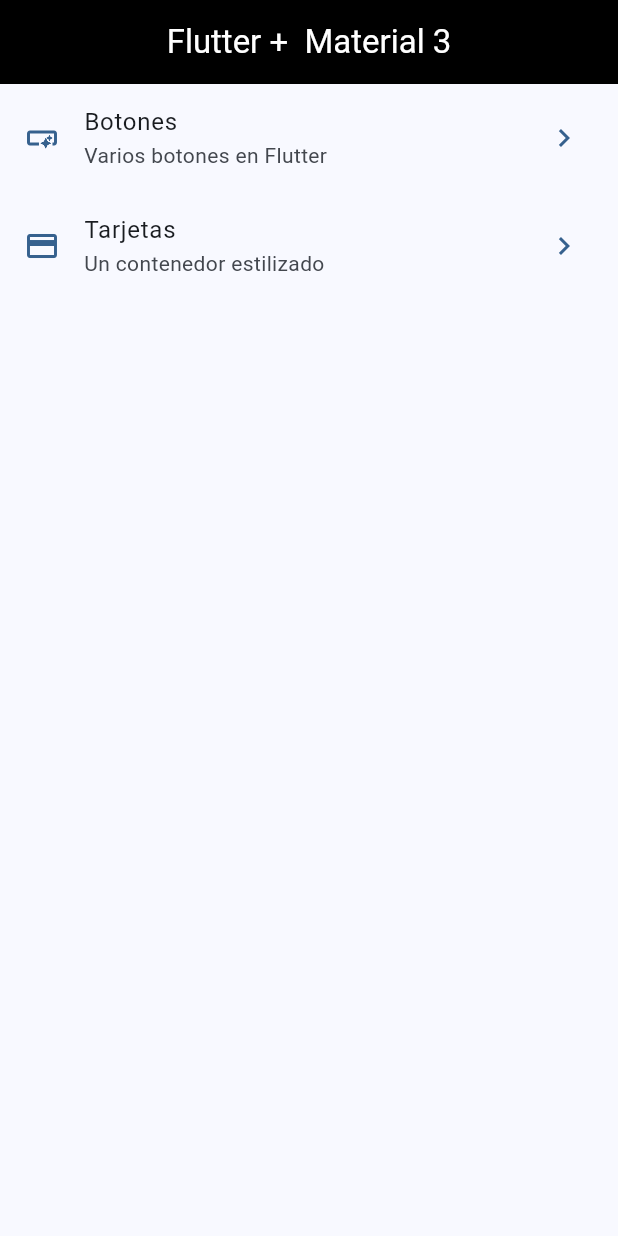
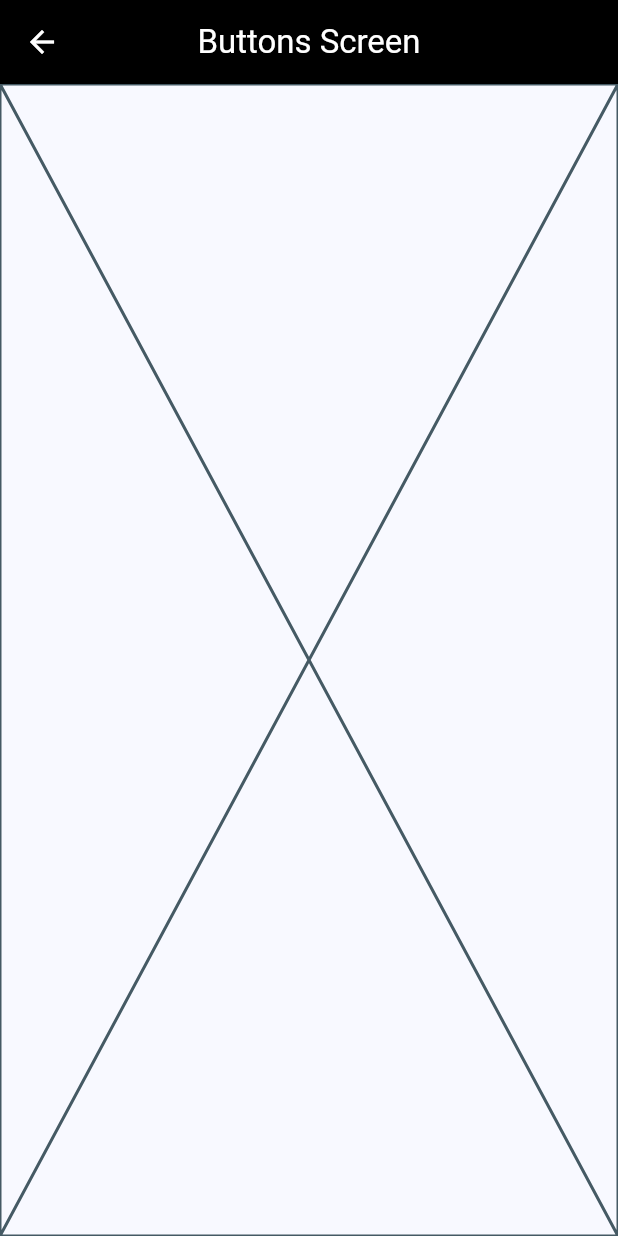
Before and after one commit to KeingCasabona/Devtalles-semana9-semana10-flutter-devtalles-widgets_app, a Flutter app: the screen it shows after launch, after a tap on "Botones", on a phone screen of 412 x 824 dp. Run offline on Flutter 3.47's test engine with Material 3 defaults, Android fonts, the phone set to English and light mode, and no system bars.

Commit message:
feat: Add Navegacion entre pantallas

```diff
--- a/lib/main.dart
+++ b/lib/main.dart
@@ -1,5 +1,7 @@
 import 'package:flutter/material.dart';
 import 'package:widgets_app/config/theme/app_theme.dart';
+import 'package:widgets_app/presentation/screens/buttons/buttons_screen.dart';
+import 'package:widgets_app/presentation/screens/cards/cards_screen.dart';
 import 'package:widgets_app/presentation/screens/home/home_screen.dart';
 
 void main() => runApp(const MyApp());
@@ -14,6 +16,10 @@ class MyApp extends StatelessWidget {
       theme: AppTheme(selectedColor: 0).getTheme(),
       title: 'Material App',
       home: HomeScreen(),
+      routes: {
+        '/buttons': (context) => ButtonsScreen(),
+        '/cards': (context) => CardsScreen(),
+      },
     );
   }
 }
--- /dev/null
+++ b/lib/presentation/screens/buttons/buttons_screen.dart
@@ -0,0 +1,15 @@
+import 'package:flutter/material.dart';
+
+class ButtonsScreen extends StatelessWidget {
+  const ButtonsScreen({super.key});
+
+  @override
+  Widget build(BuildContext context) {
+    return Scaffold(
+      appBar: AppBar(
+        title: const Text('Buttons Screen'),
+      ),
+      body: const Placeholder(),
+    );
+  }
+}
--- a/lib/presentation/screens/home/home_screen.dart
+++ b/lib/presentation/screens/home/home_screen.dart
@@ -48,7 +48,9 @@ class _CustomListTile extends StatelessWidget {
       subtitle: Text(menuItem.subTitle),
       leading: Icon(menuItem.icon, color: color),
       trailing: Icon(Icons.chevron_right, color: color),
-      onTap: () {},
+      onTap: () {
+        Navigator.pushNamed(context, menuItem.link);
+      },
     );
   }
 }
```
Also changed, not shown: lib/presentation/screens/cards/cards_screen.dart (added, +15 -0 lines).
